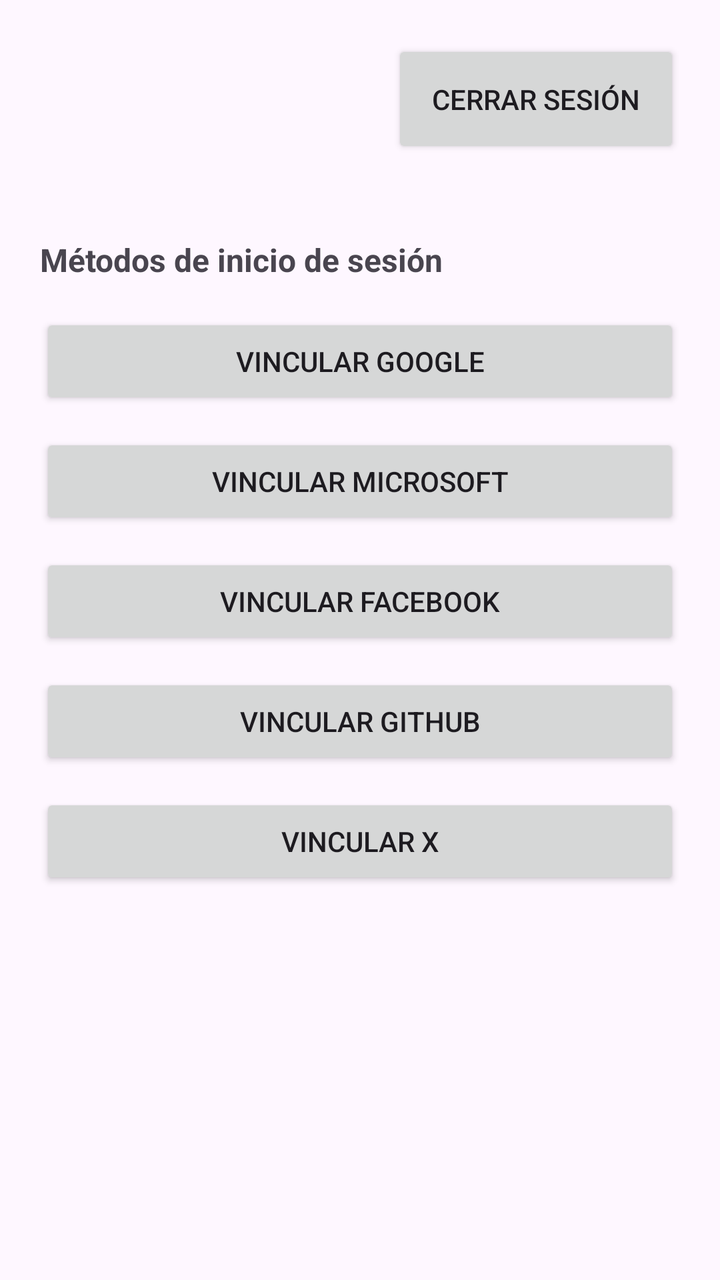
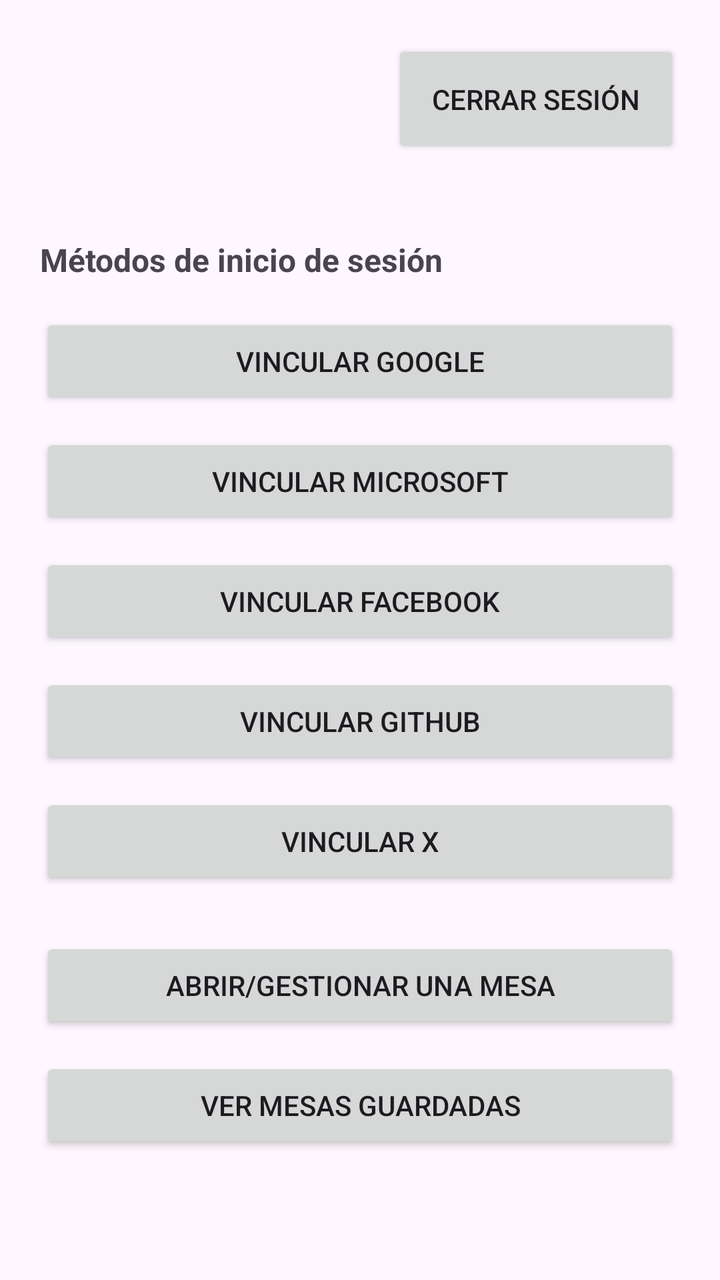

Screens rendered from an Android XML layout before and after an edit, with the pre-edit source and the edit as a unified diff.
<!-- AndroidManifest.xml: application theme Theme.DsmdesafioRL241378 -->
<!-- res/layout/activity_main.xml -->
<?xml version="1.0" encoding="utf-8"?>
<androidx.constraintlayout.widget.ConstraintLayout xmlns:android="http://schemas.android.com/apk/res/android"
    xmlns:app="http://schemas.android.com/apk/res-auto"
    xmlns:tools="http://schemas.android.com/tools"
    android:id="@+id/main"
    android:layout_width="match_parent"
    android:layout_height="match_parent"
    android:padding="20dp"
    tools:context=".MainActivity">

    <Button
        android:id="@+id/btnLogout"
        android:layout_width="wrap_content"
        android:layout_height="wrap_content"
        android:padding="20dp"
        android:text="@string/cerrar_sesion"
        app:layout_constraintTop_toTopOf="parent"
        app:layout_constraintEnd_toEndOf="parent" />

    <TextView
        android:id="@+id/tvMetodosTitulo"
        android:layout_width="wrap_content"
        android:layout_height="wrap_content"
        android:text="Métodos de inicio de sesión"
        android:textSize="16sp"
        android:textStyle="bold"
        app:layout_constraintTop_toBottomOf="@id/btnLogout"
        app:layout_constraintStart_toStartOf="parent"
        android:layout_marginTop="40dp" />

    <Button
        android:id="@+id/btnLinkGoogle"
        android:layout_width="0dp"
        android:layout_height="wrap_content"
        android:text="Vincular Google"
        app:layout_constraintTop_toBottomOf="@id/tvMetodosTitulo"
        app:layout_constraintStart_toStartOf="parent"
        app:layout_constraintEnd_toEndOf="parent"
        android:layout_marginTop="16dp" />

    <Button
        android:id="@+id/btnLinkMicrosoft"
        android:layout_width="0dp"
        android:layout_height="wrap_content"
        android:text="Vincular Microsoft"
        app:layout_constraintTop_toBottomOf="@id/btnLinkGoogle"
        app:layout_constraintStart_toStartOf="parent"
        app:layout_constraintEnd_toEndOf="parent"
        android:layout_marginTop="12dp" />

    <Button
        android:id="@+id/btnLinkFacebook"
        android:layout_width="0dp"
        android:layout_height="wrap_content"
        android:text="Vincular Facebook"
        app:layout_constraintTop_toBottomOf="@id/btnLinkMicrosoft"
        app:layout_constraintStart_toStartOf="parent"
        app:layout_constraintEnd_toEndOf="parent"
        android:layout_marginTop="12dp" />

    <Button
        android:id="@+id/btnLinkGithub"
        android:layout_width="0dp"
        android:layout_height="wrap_content"
        android:text="Vincular GitHub"
        app:layout_constraintTop_toBottomOf="@id/btnLinkFacebook"
        app:layout_constraintStart_toStartOf="parent"
        app:layout_constraintEnd_toEndOf="parent"
        android:layout_marginTop="12dp" />

    <Button
        android:id="@+id/btnLinkX"
        android:layout_width="0dp"
        android:layout_height="wrap_content"
        android:text="Vincular X"
        app:layout_constraintTop_toBottomOf="@id/btnLinkGithub"
        app:layout_constraintStart_toStartOf="parent"
        app:layout_constraintEnd_toEndOf="parent"
        android:layout_marginTop="12dp" />

    <ProgressBar
        android:id="@+id/progressBar"
        android:layout_width="wrap_content"
        android:layout_height="wrap_content"
        android:visibility="gone"
        app:layout_constraintTop_toBottomOf="@id/btnLinkX"
        app:layout_constraintStart_toStartOf="parent"
        app:layout_constraintEnd_toEndOf="parent"
        android:layout_marginTop="16dp" />

</androidx.constraintlayout.widget.ConstraintLayout>
<!-- resources referenced by this layout -->
<resources>
  <string name="cerrar_sesion">Cerrar sesión</string>
  <style name="Theme.DsmdesafioRL241378" parent="Base.Theme.DsmdesafioRL241378" />
  <style name="Base.Theme.DsmdesafioRL241378" parent="Theme.Material3.DayNight.NoActionBar">
          
          
      </style>
</resources>

<!-- the commit's change to res/layout/activity_main.xml (unified diff, before → after) -->
@@ -7,6 +7,34 @@
     android:layout_height="match_parent"
     android:padding="20dp"
     tools:context=".MainActivity">
+
+    <Button
+        android:id="@+id/btnGestionarMesas"
+        android:layout_width="match_parent"
+        android:layout_height="wrap_content"
+        android:text="Abrir/gestionar una mesa"
+        app:layout_constraintTop_toBottomOf="@id/progressBar"
+        app:layout_constraintStart_toStartOf="parent"
+        android:layout_marginTop="24dp" />
+
+    <Button
+        android:id="@+id/btnVerMesas"
+        android:layout_width="match_parent"
+        android:layout_height="wrap_content"
+        android:text="Ver mesas guardadas"
+        app:layout_constraintTop_toBottomOf="@id/btnGestionarMesas"
+        app:layout_constraintStart_toStartOf="parent"
+        android:layout_marginTop="12dp" />
+
+    <TextView
+        android:id="@+id/tvUsername"
+        android:layout_width="wrap_content"
+        android:layout_height="wrap_content"
+        android:textStyle="bold"
+        android:textSize="18sp"
+        app:layout_constraintTop_toTopOf="parent"
+        app:layout_constraintStart_toStartOf="parent"
+        app:layout_constraintBottom_toBottomOf="@id/btnLogout" />
 
     <Button
         android:id="@+id/btnLogout"
